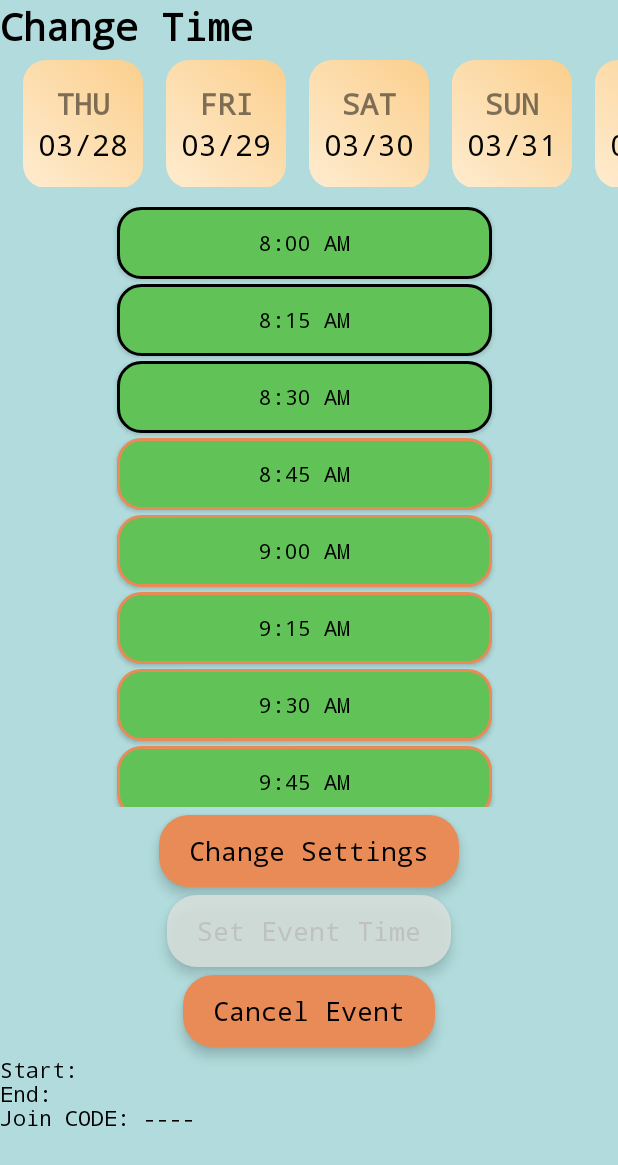
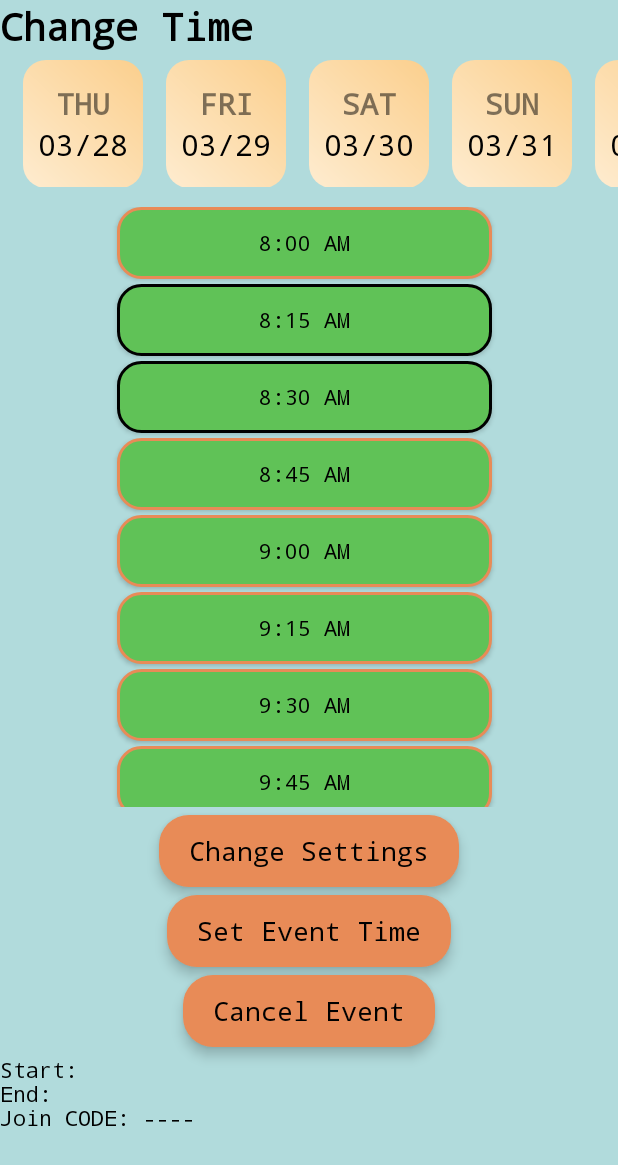
Before and after one commit to CS388-SocialSynch/SocialSync, an Android app: the ChangeTimeActivity screen opened directly, with no data from a screen before it, after a tap on an icon or button, on a phone screen of 412 x 824 dp. Shown: the top 1165 px of the screen. Run offline under Robolectric (Android 15) with nearby library versions, the light colour scheme and no system bars; 2 other taps on this screen came first.

Commit message:
Set Event Time Button Works

```diff
--- a/app/src/main/java/com/cs388/socialsync/ChangeTimeActivity.kt
+++ b/app/src/main/java/com/cs388/socialsync/ChangeTimeActivity.kt
@@ -4,25 +4,31 @@ import android.graphics.PorterDuff
 import android.os.Bundle
 import android.widget.Button
 import android.widget.ImageButton
+import android.widget.TextView
 import android.widget.Toast
 import androidx.appcompat.app.AppCompatActivity
 import androidx.core.content.ContentProviderCompat.requireContext
 import androidx.core.content.ContextCompat
 import androidx.recyclerview.widget.LinearLayoutManager
 import androidx.recyclerview.widget.RecyclerView
+import java.text.SimpleDateFormat
+import java.util.Date
 
-class ChangeTimeActivity: AppCompatActivity() {
+class ChangeTimeActivity: AppCompatActivity() , OnTimeslotSelectionListener {
 
     private lateinit var timeslotAdapter: TimeslotAdapter
     private lateinit var dateAdapter: DateAdapter
+    private lateinit var setEventButton: Button
+    private lateinit var startTime: String
+    private lateinit var endTime: String
     override fun onCreate(savedInstanceState: Bundle?) {
         super.onCreate(savedInstanceState)
         setContentView(R.layout.activity_change_time)
 
         val settingsButton = findViewById<Button>(R.id.changeSettingsButton)
-        val setEventButton = findViewById<Button>(R.id.setTimeButton)
+        setEventButton = findViewById<Button>(R.id.setTimeButton)
         val cancelButton = findViewById<Button>(R.id.cancelButton)
-
+        val propTextView = findViewById<TextView>(R.id.eventPropertiesTextView)
 
         /*Removed Next Button
         val prevButton = findViewById<ImageButton>(R.id.prevButton)
@@ -38,7 +44,7 @@ class ChangeTimeActivity: AppCompatActivity() {
 
         val timeslotRecyclerView = findViewById<RecyclerView>(R.id.timeslotsRecyclerView)
         timeslotRecyclerView.layoutManager = LinearLayoutManager(this)
-        timeslotAdapter = TimeslotAdapter(this, "8:00 AM", "11:00 AM")
+        timeslotAdapter = TimeslotAdapter(this, "8:00 AM", "11:00 AM",this)
         timeslotRecyclerView.adapter = timeslotAdapter
 
 
@@ -50,6 +56,10 @@ class ChangeTimeActivity: AppCompatActivity() {
 
         //setEventButton.isEnabled = false
         //setEventButton.alpha = 0.5f
+        setEventButton.setOnClickListener {
+            propTextView.setText("Start: $startTime\nEnd: $endTime \nJoin CODE: ---")
+        }
+
 
 
         cancelButton.setOnClickListener {
@@ -59,6 +69,34 @@ class ChangeTimeActivity: AppCompatActivity() {
         // Any initialization or setup code can go here
     }
 
+    override fun onTimeslotsSelected(selectedTimeslots: MutableList<String>) {
+
+        if (selectedTimeslots.size == 2) {
+            //showToast(selectedTimeslots[0]+" "+selectedTimeslots[1])
+            setEventButton.setBackgroundResource(R.drawable.button_normal)
+            setEventButton.setTextColor(ContextCompat.getColor(this, R.color.black))
+            setEventButton.isEnabled=true
+            val format = SimpleDateFormat("h:mm a")
+            val time1 = format.parse(selectedTimeslots[0])
+            val time2 = format.parse(selectedTimeslots[1])
+
+            if(  time1.before(time2) ){
+                startTime = selectedTimeslots[0]
+                endTime = selectedTimeslots[1]
+            } else {
+                startTime = selectedTimeslots[1]
+                endTime = selectedTimeslots[0]
+            }
+
+
+        } else {
+            setEventButton.setBackgroundResource(R.drawable.button_invalid)
+            setEventButton.setTextColor(ContextCompat.getColor(this, R.color.deselected))
+            setEventButton.isEnabled=false
+        }
+
+    }
+
     private fun showToast(message: String) {
         Toast.makeText(this, message, Toast.LENGTH_SHORT).show()
     }
--- /dev/null
+++ b/app/src/main/java/com/cs388/socialsync/OnTimeslotSelectionListener.kt
@@ -0,0 +1,5 @@
+package com.cs388.socialsync
+
+interface OnTimeslotSelectionListener {
+    fun onTimeslotsSelected(selectedTimeslots: MutableList<String>)
+}
--- a/app/src/main/java/com/cs388/socialsync/TimeslotAdapter.kt
+++ b/app/src/main/java/com/cs388/socialsync/TimeslotAdapter.kt
@@ -18,12 +18,14 @@ import java.time.temporal.ChronoUnit
 class TimeslotAdapter(
     private val context: Context,
     private val startTime: String,
-    private val endTime: String
+    private val endTime: String,
+    private val listener: OnTimeslotSelectionListener
 ) : RecyclerView.Adapter<TimeslotAdapter.TimeslotViewHolder>()  {
 
     private val timeslots: List<String> = genTimeslots(startTime, endTime)
+    private val lastClickedPositions = mutableListOf<Int>()
     override fun onBindViewHolder(holder: TimeslotAdapter.TimeslotViewHolder, position: Int) {
-        holder.bind(timeslots[position])
+        holder.bind(timeslots[position],position)
     }
 
     override fun getItemCount(): Int = timeslots.size
@@ -36,21 +38,45 @@ class TimeslotAdapter(
 
     inner class TimeslotViewHolder(itemView: View) : RecyclerView.ViewHolder(itemView) {
 
-        private val lastClickedPositions = mutableListOf<Int>()
+
         private val timeslotButton: Button = itemView.findViewById(R.id.timeslotButton)
         init {
            timeslotButton.setOnClickListener {
 
-               it.background = ContextCompat.getDrawable(itemView.context, R.drawable.black_stroke)
+               val position = absoluteAdapterPosition
+               val time = timeslots[position]
+               //Toast.makeText(itemView.context, "$time : ${lastClickedPositions.joinToString()}", Toast.LENGTH_SHORT).show()
 
+               if (lastClickedPositions.contains(position)) {
+                   lastClickedPositions.remove(position)
+               } else {
+                   if (lastClickedPositions.size >= 2) {
+                       lastClickedPositions.removeAt(0)
+                   }
+                   lastClickedPositions.add(position)
+
+               }
+
+               // Notify the adapter to refresh items. This is a simple but not the most efficient way.
+               notifyDataSetChanged()
+               updateSelectedCount()
 
            }
 
         }
-        fun bind(time: String) {
+        fun bind(time: String, position: Int) {
             timeslotButton.text = time
-            timeslotButton.background = ContextCompat.getDrawable(itemView.context, R.drawable.button_stroke)
 
+            if (lastClickedPositions.contains(position)) {
+                timeslotButton.background = ContextCompat.getDrawable(itemView.context, R.drawable.black_stroke)
+            } else {
+                // Revert to default background
+                timeslotButton.background =  ContextCompat.getDrawable(itemView.context, R.drawable.button_stroke)
+            }
+
+            if (lastClickedPositions.size >= 2){
+
+            }
         }
 
 
@@ -72,4 +98,12 @@ class TimeslotAdapter(
 
         return timeList
     }
+
+    private fun updateSelectedCount() {
+        val times =  mutableListOf<String>()
+        for(pos in lastClickedPositions){
+            times.add(timeslots[pos])
+        }
+        listener.onTimeslotsSelected(times)
+    }
 }
--- a/app/src/main/res/values/colors.xml
+++ b/app/src/main/res/values/colors.xml
@@ -11,6 +11,7 @@
     <color name="font">#000740</color>
     <color name="transparent">#00000000</color>
     <color name="editBackground">#80EEEEEE</color>
+    <color name="deselected">#BFC1C0</color>
     <color name="date_button">#FEECD0</color>
     <color name="red">#Ff0000</color>
 
```
